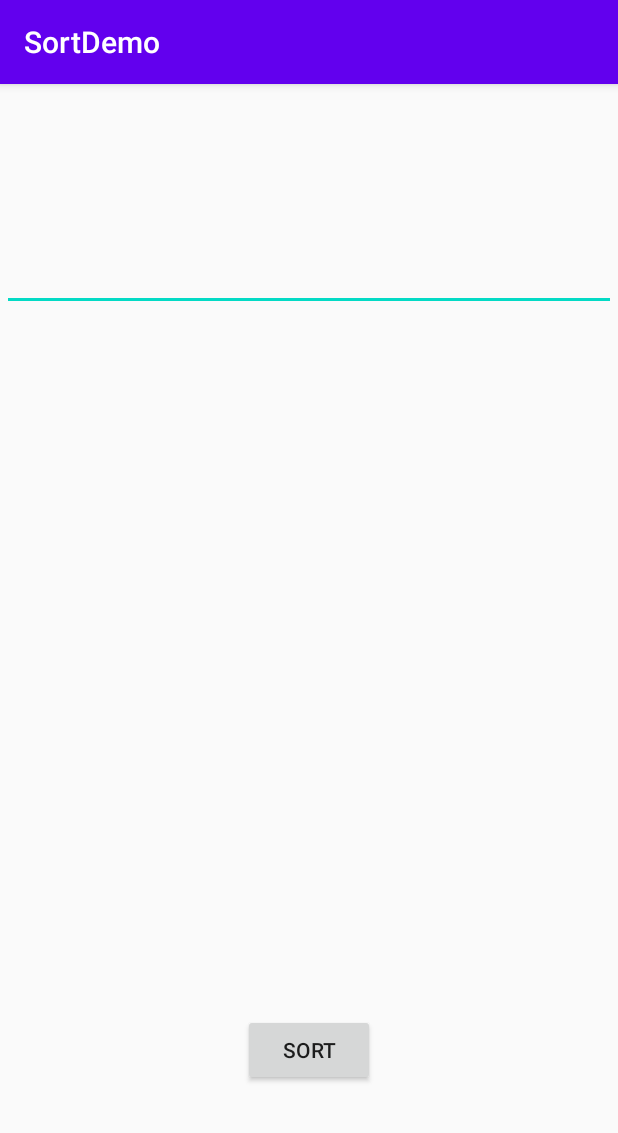
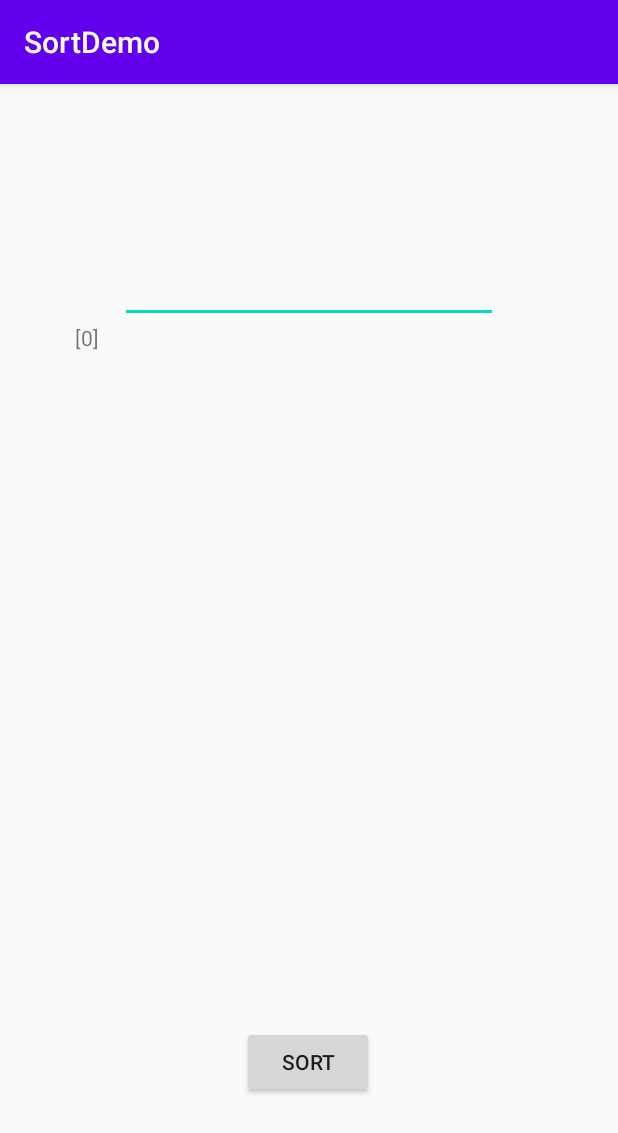
Before and after one commit to bloodcarnival/AndroidSortDemo, an Android app: the screen it shows after launch (MainActivity), after a tap on "SORT", on a phone screen of 412 x 824 dp. Shown: the top 1133 px of the screen. Run offline under Robolectric (Android 15) with nearby library versions, the phone set to English and light mode, and no system bars.

Commit message:
updated layout

```diff
--- a/app/src/main/java/com/example/sortdemo/MainActivity.java
+++ b/app/src/main/java/com/example/sortdemo/MainActivity.java
@@ -8,6 +8,8 @@ import android.widget.Toast;
 import android.view.View;
 
 import android.os.Bundle;
+
+import java.util.Arrays;
 
 public class MainActivity extends AppCompatActivity {
     private Button sortButton;
@@ -30,9 +32,41 @@ public class MainActivity extends AppCompatActivity {
         });
 
     }
+    public static int[] selectionSort(int[] arr) {
+        for (int i = 0; i < arr.length - 1; i++) {
+            int index = i;
+            for (int j = i + 1; j < arr.length; j++) {
+                if (arr[j] < arr[index]) {
+                    index = j;
+                }
+            }
+            int smallerNumber = arr[index];
+            arr[index] = arr[i];
+            arr[i] = smallerNumber;
+        }
+        return arr;
+    }
     //TODO: Implement sort fucnction
     private void sort(String inputString) {
-        sortedString.setText(inputString);
-
+        int index = 0;
+        String[] numberstr = inputString.split(",");
+        int[] numbers = new int[numberstr.length];
+        for(int i = 0; i < numberstr.length; i++){
+            try{
+                numbers[index] = Integer.parseInt(numberstr[i].trim());
+                index++;
+            }
+            catch (NumberFormatException nfe)
+            {
+                System.out.println(nfe);
+            }
+        }
+        int[] numbersarr = selectionSort(numbers);
+        String[] arr = new String[numbersarr.length];
+        for(int i=0; i< numbersarr.length; i++){
+            arr[i] = String.valueOf(numbersarr[i]);
+        }
+        String stuff = Arrays.toString(arr);
+        sortedString.setText(stuff);
     }
 }
--- a/app/src/main/res/layout/activity_main.xml
+++ b/app/src/main/res/layout/activity_main.xml
@@ -10,20 +10,20 @@
         android:id="@+id/sortButton"
         android:layout_width="wrap_content"
         android:layout_height="wrap_content"
-        android:layout_marginBottom="100dp"
+        android:layout_marginBottom="92dp"
         android:text="@string/sort"
         app:layout_constraintBottom_toBottomOf="parent"
         app:layout_constraintEnd_toEndOf="parent"
-        app:layout_constraintHorizontal_bias="0.5"
+        app:layout_constraintHorizontal_bias="0.498"
         app:layout_constraintStart_toStartOf="parent" />
 
     <EditText
         android:id="@+id/inputString"
-        android:layout_width="409dp"
+        android:layout_width="0dp"
         android:layout_height="60dp"
-        android:layout_marginStart="1dp"
+        android:layout_marginStart="80dp"
         android:layout_marginTop="70dp"
-        android:layout_marginEnd="1dp"
+        android:layout_marginEnd="80dp"
         android:ems="10"
         android:gravity="start|top"
         android:inputType="text"
@@ -35,11 +35,11 @@
 
     <TextView
         android:id="@+id/sortedString"
-        android:layout_width="409dp"
+        android:layout_width="0dp"
         android:layout_height="450dp"
-        android:layout_marginStart="1dp"
-        android:layout_marginTop="160dp"
-        android:layout_marginEnd="1dp"
+        android:layout_marginStart="50dp"
+        android:layout_marginTop="175dp"
+        android:layout_marginEnd="50dp"
         android:layout_marginBottom="175dp"
         android:text=""
         app:layout_constraintBottom_toBottomOf="parent"
```
